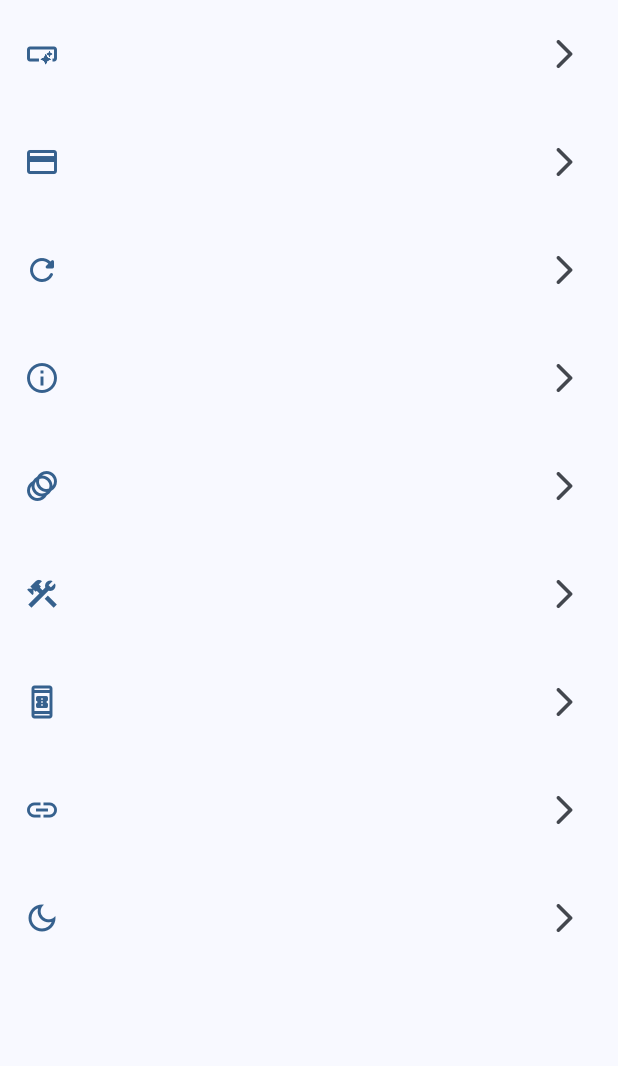
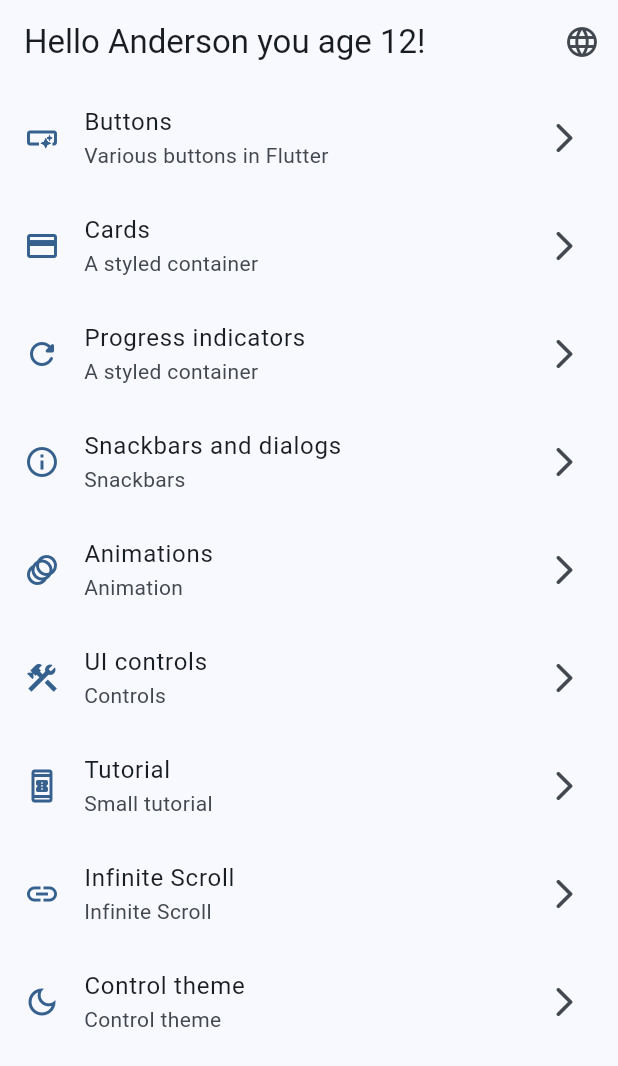
Before and after one commit to anderson2549/FitBuddy, a Flutter app: the screen it shows after launch, on a phone screen of 412 x 824 dp. Shown: the top 1066 px of the screen. Run offline on Flutter 3.47's test engine with Material 3 defaults, Android fonts, the phone set to English and light mode, and no system bars; our stand-ins replace animate_do, flutter_riverpod, go_router; missing offline and left inert: analyzer, build, source_gen.

Commit message:
Mejora lenguaje

```diff
--- a/build.yaml
+++ b/build.yaml
@@ -5,7 +5,7 @@ targets:
       fitbuddy|localizations_access_builder:
         enabled: true
         generate_for:
-          - lib/app_localizations.dart
+          - lib/l10n/app_localizations.dart
 
 
 builders:
--- a/lib/app_localizations.dart
+++ /dev/null
@@ -1,90 +0,0 @@
-import 'package:fitbuddy/l10n/app_localizations.dart';
-
-import 'config/generator_code/annotations.dart';
-
-@GenerateLocalizationsAccess()
-class MyLocalizations extends AppLocalizations {
-  MyLocalizations(super.locale);
-
-  @override
-  String hello(String userName) {
-    // TODO: implement hello
-    throw UnimplementedError();
-  }
-
-  @override
-  // TODO: implement menu_animations_subtitle
-  String get menu_animations_subtitle => throw UnimplementedError();
-
-  @override
-  // TODO: implement menu_animations_title
-  String get menu_animations_title => throw UnimplementedError();
-
-  @override
-  // TODO: implement menu_buttons_subtitle
-  String get menu_buttons_subtitle => throw UnimplementedError();
-
-  @override
-  // TODO: implement menu_buttons_title
-  String get menu_buttons_title => throw UnimplementedError();
-
-  @override
-  // TODO: implement menu_cards_subtitle
-  String get menu_cards_subtitle => throw UnimplementedError();
-
-  @override
-  // TODO: implement menu_cards_title
-  String get menu_cards_title => throw UnimplementedError();
-
-  @override
-  // TODO: implement menu_controltheme_subtitle
-  String get menu_controltheme_subtitle => throw UnimplementedError();
-
-  @override
-  // TODO: implement menu_controltheme_title
-  String get menu_controltheme_title => throw UnimplementedError();
-
-  @override
-  // TODO: implement menu_progress_subtitle
-  String get menu_progress_subtitle => throw UnimplementedError();
-
-  @override
-  // TODO: implement menu_progress_title
-  String get menu_progress_title => throw UnimplementedError();
-
-  @override
-  // TODO: implement menu_scroll_subtitle
-  String get menu_scroll_subtitle => throw UnimplementedError();
-
-  @override
-  // TODO: implement menu_scroll_title
-  String get menu_scroll_title => throw UnimplementedError();
-
-  @override
-  // TODO: implement menu_snackbars_subtitle
-  String get menu_snackbars_subtitle => throw UnimplementedError();
-
-  @override
-  // TODO: implement menu_snackbars_title
-  String get menu_snackbars_title => throw UnimplementedError();
-
-  @override
-  // TODO: implement menu_tutorial_subtitle
-  String get menu_tutorial_subtitle => throw UnimplementedError();
-
-  @override
-  // TODO: implement menu_tutorial_title
-  String get menu_tutorial_title => throw UnimplementedError();
-
-  @override
-  // TODO: implement menu_uicontrols_subtitle
-  String get menu_uicontrols_subtitle => throw UnimplementedError();
-
-  @override
-  // TODO: implement menu_uicontrols_title
-  String get menu_uicontrols_title => throw UnimplementedError();
-
-  @override
-  // TODO: implement menu_buttons_title_example
-  String get menu_buttons_title_example => throw UnimplementedError();
-}
--- /dev/null
+++ b/lib/config/provider/locale_provider.dart
@@ -0,0 +1,8 @@
+import 'package:flutter/material.dart';
+import 'package:flutter_riverpod/flutter_riverpod.dart';
+
+// Proveedor de estado para el locale actual
+final localeProvider = StateProvider<Locale?>((ref) => null);
+
+// Función para cambiar el locale:
+// ref.read(localeProvider.notifier).state = Locale('es');
--- /dev/null
+++ b/lib/core/widgets/atoms/text_translation.dart
@@ -0,0 +1,40 @@
+import 'package:fitbuddy/l10n/app_localizations.localizations_access.g.dart';
+import 'package:flutter/material.dart';
+
+class TextTranslation extends StatelessWidget {
+  final String data;
+  final List<dynamic>? positionalArgs;
+  final Key? key;
+  final TextStyle? style;
+  final TextAlign? textAlign;
+  final TextOverflow? overflow;
+  final int? maxLines;
+
+  const TextTranslation(
+    this.data, {
+    this.positionalArgs,
+    this.key,
+    this.style,
+    this.textAlign,
+    this.overflow,
+    this.maxLines,
+  });
+
+  @override
+  Widget build(BuildContext context) {
+    final textLang = TextLang(context);
+    String translatedText =
+        (textLang.getByKey(data) ??
+            textLang.getByKeyWithArgs(data, positionalArgs: positionalArgs)) ??
+        '';
+
+    return Text(
+      translatedText,
+      key: key,
+      style: style,
+      textAlign: textAlign,
+      overflow: overflow,
+      maxLines: maxLines,
+    );
+  }
+}
--- a/lib/l10n/app_en.arb
+++ b/lib/l10n/app_en.arb
@@ -1,11 +1,16 @@
 {
-  "hello": "Hello {userName}",
+
+  "hello": "Hello {userName} you age {age}!",
   "@hello": {
     "description": "A message with a single parameter",
     "placeholders": {
       "userName": {
         "type": "String",
         "example": "Bob"
+      },
+      "age": {
+        "type": "int",
+        "example": "30"
       }
     }
   },
--- a/lib/l10n/app_es.arb
+++ b/lib/l10n/app_es.arb
@@ -1,11 +1,15 @@
 {
-    "helloWorld": "¡Hola  {userName} !",
+    "hello": "¡Hola {userName} tu edad es {age}!",
     "@hello": {
-        "description": "A message with a single parameter",
+        "description": "¡Hola  {userName} tu edad es {age}!",
         "placeholders": {
             "userName": {
                 "type": "String",
                 "example": "Bob"
+            },
+            "age": {
+                "type": "int",
+                "example": "30"
             }
         }
     },
--- a/lib/l10n/app_localizations.dart
+++ b/lib/l10n/app_localizations.dart
@@ -98,8 +98,8 @@ abstract class AppLocalizations {
   /// A message with a single parameter
   ///
   /// In en, this message translates to:
-  /// **'Hello {userName}'**
-  String hello(String userName);
+  /// **'Hello {userName} you age {age}!'**
+  String hello(String userName, int age);
 
   /// No description provided for @menu_buttons_title.
   ///
--- a/lib/l10n/app_localizations_en.dart
+++ b/lib/l10n/app_localizations_en.dart
@@ -9,8 +9,8 @@ class AppLocalizationsEn extends AppLocalizations {
   AppLocalizationsEn([String locale = 'en']) : super(locale);
 
   @override
-  String hello(String userName) {
-    return 'Hello $userName';
+  String hello(String userName, int age) {
+    return 'Hello $userName you age $age!';
   }
 
   @override
--- a/lib/l10n/app_localizations_es.dart
+++ b/lib/l10n/app_localizations_es.dart
@@ -9,8 +9,8 @@ class AppLocalizationsEs extends AppLocalizations {
   AppLocalizationsEs([String locale = 'es']) : super(locale);
 
   @override
-  String hello(String userName) {
-    return 'Hello $userName';
+  String hello(String userName, int age) {
+    return '¡Hola $userName tu edad es $age!';
   }
 
   @override
--- a/lib/main.dart
+++ b/lib/main.dart
@@ -1,4 +1,3 @@
-import 'package:fitbuddy/app_localizations.localizations_access.g.dart';
 import 'package:fitbuddy/config/provider/theme_provider.dart';
 import 'package:fitbuddy/l10n/app_localizations.dart';
 import 'package:flutter/material.dart';
@@ -6,6 +5,7 @@ import 'package:fitbuddy/config/app_theme.dart';
 import 'package:fitbuddy/config/router.dart';
 import 'package:flutter_riverpod/flutter_riverpod.dart';
 import 'package:flutter_localizations/flutter_localizations.dart';
+import 'package:fitbuddy/config/provider/locale_provider.dart';
 
 void main() {
   runApp(ProviderScope(child: const MainApp()));
@@ -17,10 +17,10 @@ class MainApp extends ConsumerWidget {
   @override
   Widget build(BuildContext context, ref) {
     final AppTheme appTheme = ref.watch(themeNotifierProvider);
+    final locale = ref.watch(localeProvider);
     return MaterialApp.router(
-      title: GetTextInt(context).getByKey('app_title') ?? 'FitBuddy',
-      locale: const Locale('es'),
-
+      //title: GetTextInt(context).getByKey('app_title') ?? 'FitBuddy',
+      locale: locale,
       localizationsDelegates: [
         AppLocalizations.delegate,
         GlobalMaterialLocalizations.delegate,
--- a/lib/presentations/screens/home/home_screen.dart
+++ b/lib/presentations/screens/home/home_screen.dart
@@ -1,49 +1,38 @@
-import 'package:fitbuddy/app_localizations.localizations_access.g.dart';
+import 'package:fitbuddy/core/widgets/atoms/text_translation.dart';
 import 'package:flutter/material.dart';
 import 'package:go_router/go_router.dart';
 import 'package:fitbuddy/menu_items/menu_items.dart';
+import 'package:flutter_riverpod/flutter_riverpod.dart';
+import 'package:fitbuddy/config/provider/locale_provider.dart';
 
-class HomeScreen extends StatelessWidget {
+class HomeScreen extends ConsumerWidget {
   const HomeScreen({super.key});
   static const String name = 'init';
 
   @override
-  Widget build(BuildContext context) {
-    // LocalizationAccessGenerator
+  Widget build(BuildContext context, WidgetRef ref) {
+    final locale = ref.watch(localeProvider);
 
     return Scaffold(
-      //appBar: AppBar(title: TextLang('menu_animations_title')),
+      appBar: AppBar(
+        title: TextTranslation('hello', positionalArgs: ['Anderson', 12]),
+        actions: [
+          IconButton(
+            icon: const Icon(Icons.language),
+            tooltip: 'Cambiar idioma',
+            onPressed: () {
+              showLanguageSelector(
+                context,
+                currentLocale: locale,
+                onSelected: (newLocale) {
+                  ref.read(localeProvider.notifier).state = newLocale;
+                },
+              );
+            },
+          ),
+        ],
+      ),
       body: _HomeView(),
-    );
-  }
-}
-
-class TextTranslation extends StatelessWidget {
-  final String? data;
-  final Key? key;
-  final TextStyle? style;
-  final TextAlign? textAlign;
-  final TextOverflow? overflow;
-  final int? maxLines;
-
-  const TextTranslation(
-    this.data, {
-    this.key,
-    this.style,
-    this.textAlign,
-    this.overflow,
-    this.maxLines,
-  });
-
-  @override
-  Widget build(BuildContext context) {
-    return Text(
-      TextLang(context).getByKey('data') ?? '',
-      key: key,
-      style: style,
-      textAlign: textAlign,
-      overflow: overflow,
-      maxLines: maxLines,
     );
   }
 }
@@ -82,3 +71,40 @@ class _CustomListTile extends StatelessWidget {
     );
   }
 }
+
+void showLanguageSelector(
+  BuildContext context, {
+  Locale? currentLocale,
+  required void Function(Locale) onSelected,
+}) {
+  showModalBottomSheet(
+    context: context,
+    builder: (ctx) {
+      return SafeArea(
+        child: Column(
+          mainAxisSize: MainAxisSize.min,
+          children: [
+            ListTile(
+              leading: const Icon(Icons.language),
+              title: const Text('Español'),
+              selected: currentLocale?.languageCode == 'es',
+              onTap: () {
+                Navigator.of(ctx).pop();
+                onSelected(const Locale('es'));
+              },
+            ),
+            ListTile(
+              leading: const Icon(Icons.language),
+              title: const Text('English'),
+              selected: currentLocale?.languageCode == 'en',
+              onTap: () {
+                Navigator.of(ctx).pop();
+                onSelected(const Locale('en'));
+              },
+            ),
+          ],
+        ),
+      );
+    },
+  );
+}
```
Also changed, not shown: lib/config/generator_code/localizations_access_generator.dart (+103 -19 lines), lib/l10n/app_localizations.localizations_access.g.dart.
